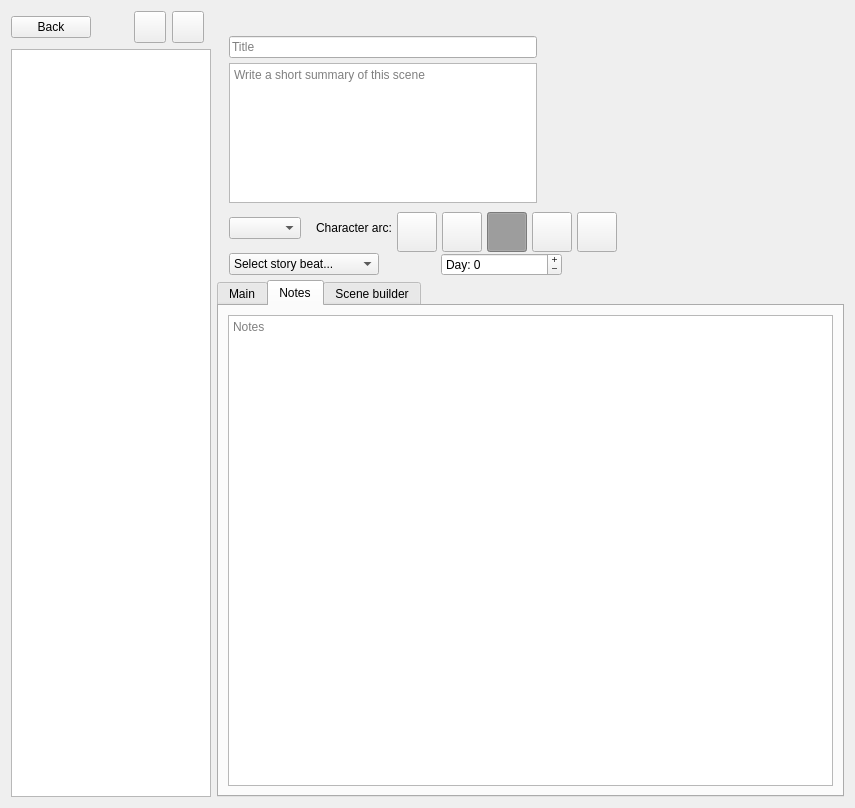
The window that ui/scene_editor.ui (zkovari/plotlyst) describes before a commit, drawn with Qt 5.
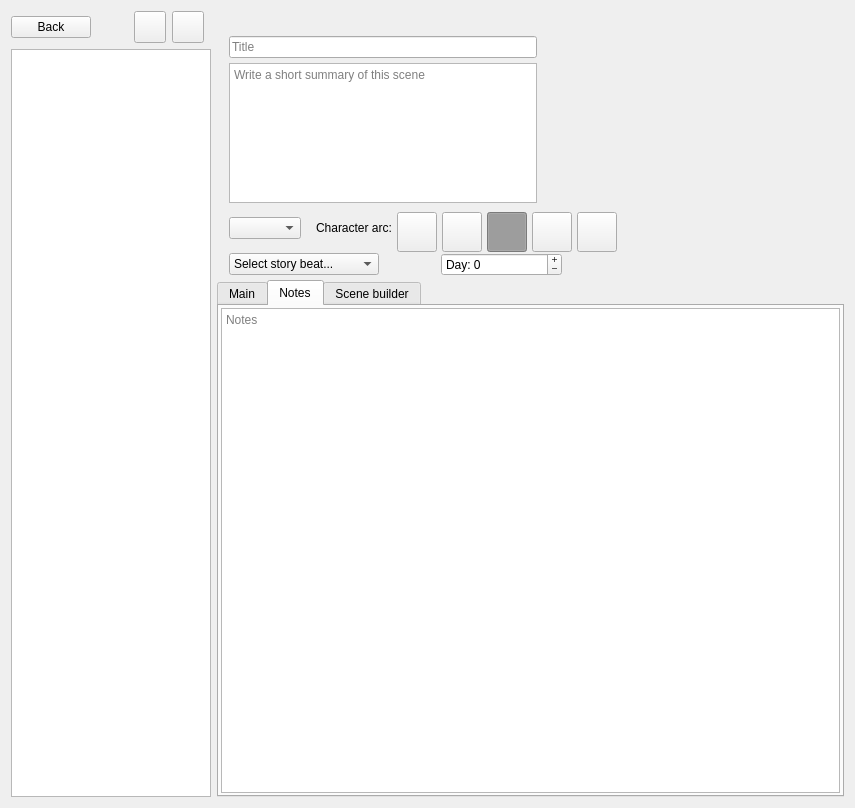
The same window after the commit. The open tabs and pages were chosen to show the change.

Commit message: Improve scene builder

```diff
--- a/ui/scene_editor.ui
+++ b/ui/scene_editor.ui
@@ -1201,6 +1201,21 @@
          <string>Notes</string>
         </attribute>
         <layout class="QVBoxLayout" name="verticalLayout_7">
+         <property name="spacing">
+          <number>2</number>
+         </property>
+         <property name="leftMargin">
+          <number>2</number>
+         </property>
+         <property name="topMargin">
+          <number>2</number>
+         </property>
+         <property name="rightMargin">
+          <number>2</number>
+         </property>
+         <property name="bottomMargin">
+          <number>2</number>
+         </property>
          <item>
           <widget class="QTextEdit" name="textNotes">
            <property name="autoFormatting">
```
Left out of the diff: 13 changed lines with no effect on the pictures. The commit also changes 3 other files.
